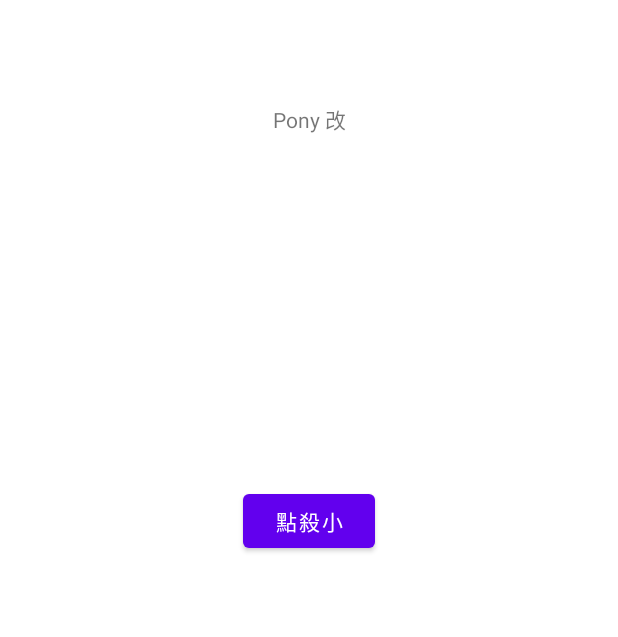
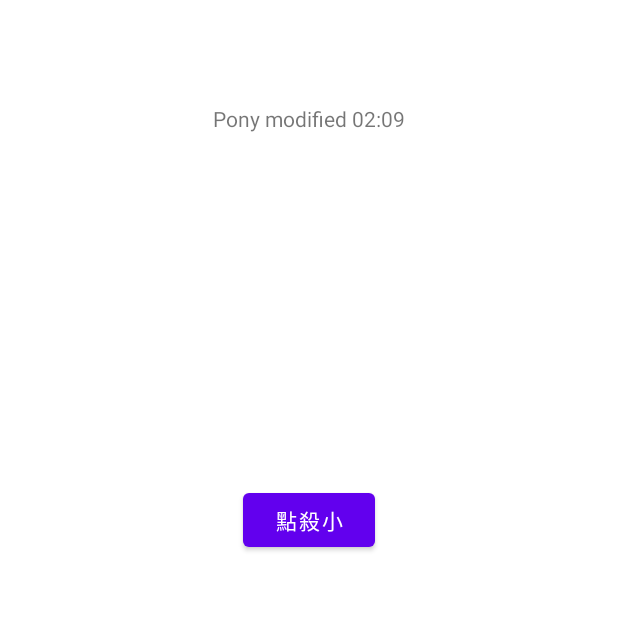
Before and after one commit to Gary827/git-practice, an Android app: the SecondFragment screen opened through its navigation route, on a phone screen of 412 x 824 dp. Shown: the part 330-967 px from the top of the screen. Run offline under Robolectric (Android 15) with nearby library versions, the phone set to English and light mode, and no system bars.

Commit message:
文字修改
文字修改

```diff
--- a/app/src/main/res/layout/fragment_second.xml
+++ b/app/src/main/res/layout/fragment_second.xml
@@ -10,7 +10,7 @@
         android:id="@+id/textview_second"
         android:layout_width="wrap_content"
         android:layout_height="wrap_content"
-        android:text="Pony 改"
+        android:text="Pony modified 02:09"
         app:layout_constraintBottom_toTopOf="@id/button_second"
         app:layout_constraintEnd_toEndOf="parent"
         app:layout_constraintStart_toStartOf="parent"
```
